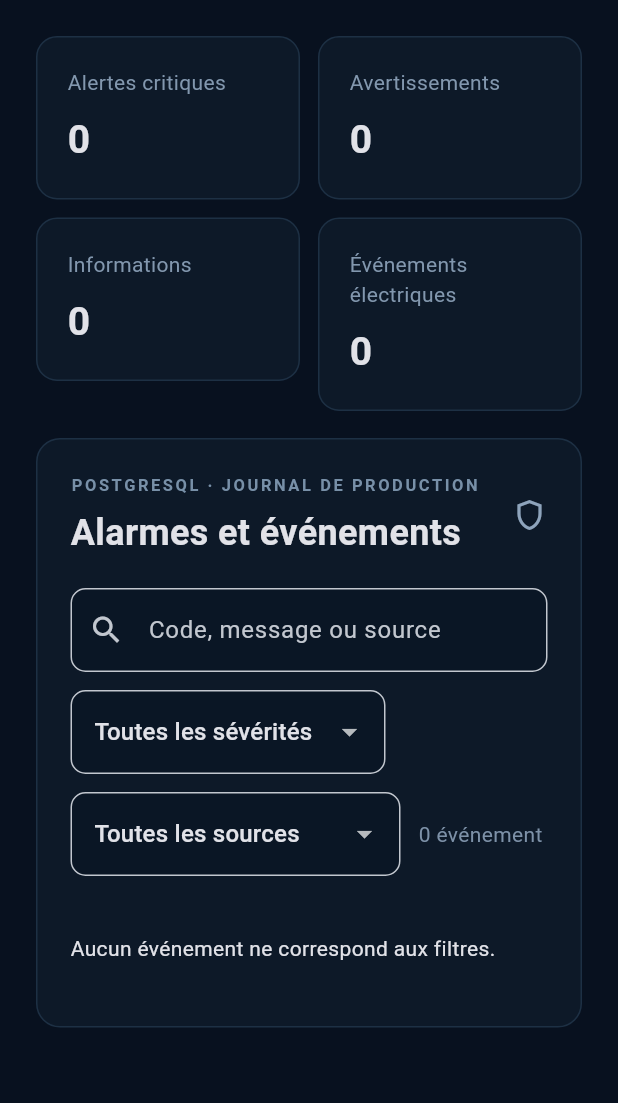
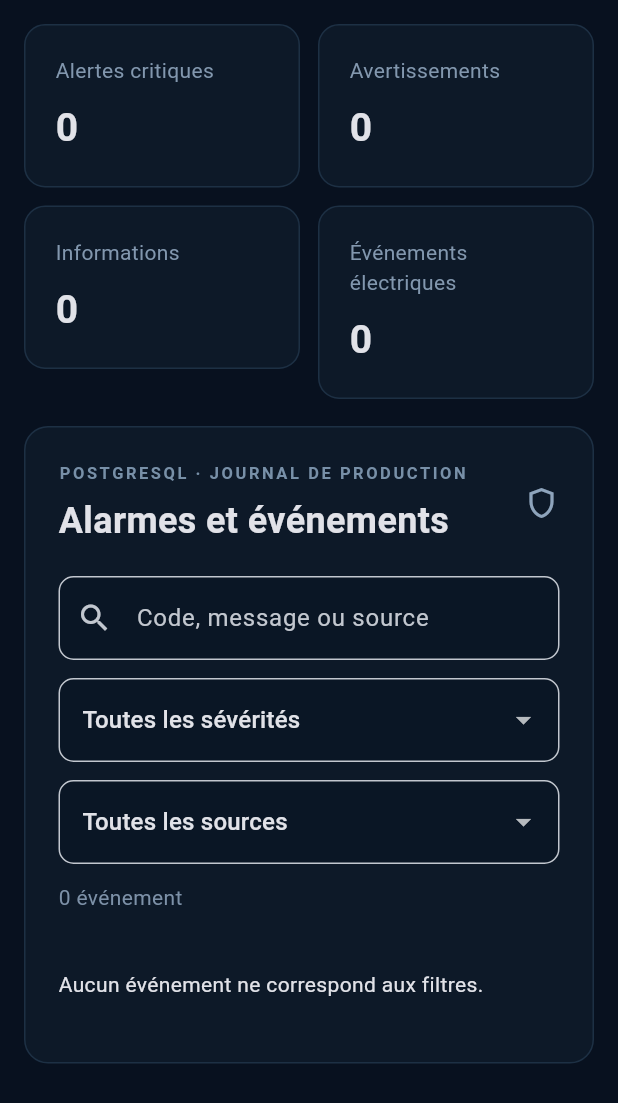
Before and after one commit to Scorpion160/borne-de-recharge-ve, a Flutter app: the AlertsPage widget shown alone on an empty page, opened directly, on a phone screen of 412 x 824 dp. Shown: the top 1103 px of the screen. Run offline on Flutter 3.47's test engine with Material 3 defaults, Android fonts, the light colour scheme and no system bars; network calls fail; Roboto replaces fonts that are missing (Arial).

Commit message:
flutter: corriger les debordements mobiles des alarmes

```diff
--- a/frontend/vescope_flutter/lib/ui/pages/alerts_page.dart
+++ b/frontend/vescope_flutter/lib/ui/pages/alerts_page.dart
@@ -66,9 +66,10 @@ class _AlertsPageState extends State<AlertsPage> {
     final warnings = _items.where((item) => item.severity == 'WARNING').length;
     final info = _items.where((item) => item.severity == 'INFO').length;
     final electrical = _items.where((item) => item.source == 'pzem_ac').length;
+    final compact = MediaQuery.sizeOf(context).width < 600;
 
     return ListView(
-      padding: const EdgeInsets.all(24),
+      padding: EdgeInsets.all(compact ? 16 : 24),
       children: [
         LayoutBuilder(
           builder: (context, constraints) {
@@ -107,21 +108,28 @@ class _AlertsPageState extends State<AlertsPage> {
                 ],
               ),
               const SizedBox(height: 20),
-              Wrap(
+              LayoutBuilder(
+                builder: (context, constraints) {
+                  final narrow = constraints.maxWidth < 680;
+                  final searchWidth = narrow ? constraints.maxWidth : 420.0;
+                  final severityWidth = narrow ? constraints.maxWidth : 210.0;
+                  final sourceWidth = narrow ? constraints.maxWidth : 220.0;
+                  return Wrap(
                     spacing: 12,
                     runSpacing: 12,
                     crossAxisAlignment: WrapCrossAlignment.center,
                     children: [
                       SizedBox(
-                    width: 420,
+                        width: searchWidth,
                         child: TextField(
                           controller: _search,
                           decoration: const InputDecoration(prefixIcon: Icon(Icons.search), hintText: 'Code, message ou source'),
                         ),
                       ),
                       SizedBox(
-                    width: 210,
+                        width: severityWidth,
                         child: DropdownButtonFormField<String>(
+                          isExpanded: true,
                           initialValue: _severity,
                           items: const [
                             DropdownMenuItem(value: 'ALL', child: Text('Toutes les sévérités')),
@@ -134,8 +142,9 @@ class _AlertsPageState extends State<AlertsPage> {
                         ),
                       ),
                       SizedBox(
-                    width: 220,
+                        width: sourceWidth,
                         child: DropdownButtonFormField<String>(
+                          isExpanded: true,
                           initialValue: _source,
                           items: const [
                             DropdownMenuItem(value: 'ALL', child: Text('Toutes les sources')),
@@ -147,6 +156,8 @@ class _AlertsPageState extends State<AlertsPage> {
                       ),
                       Text('${filtered.length} événement${filtered.length > 1 ? 's' : ''}', style: const TextStyle(color: Color(0xFF7D91A8))),
                     ],
+                  );
+                },
               ),
               const SizedBox(height: 18),
               if (_loading)
@@ -177,7 +188,7 @@ Widget _summary(BuildContext context, double width, String label, int value) =>
       child: Column(
         crossAxisAlignment: CrossAxisAlignment.start,
         children: [
-          Text(label, style: const TextStyle(color: Color(0xFF8297AE))),
+          Text(label, maxLines: 2, overflow: TextOverflow.ellipsis, style: const TextStyle(color: Color(0xFF8297AE))),
           const SizedBox(height: 10),
           Text('$value', style: const TextStyle(fontSize: 26, fontWeight: FontWeight.w700)),
         ],
@@ -190,31 +201,19 @@ Widget _eventCard(BuildContext context, StoredEvent item) {
     'WARNING' => const Color(0xFFF0B24D),
     _ => const Color(0xFF59AEFE),
   };
-  return Container(
-    margin: const EdgeInsets.only(bottom: 10),
-    padding: const EdgeInsets.all(16),
-    decoration: BoxDecoration(
-      border: Border.all(color: Theme.of(context).dividerColor),
-      borderRadius: BorderRadius.circular(12),
-    ),
-    child: Row(
-      crossAxisAlignment: CrossAxisAlignment.start,
-      children: [
-        Container(
+  final badge = Container(
     constraints: const BoxConstraints(minWidth: 92),
     padding: const EdgeInsets.symmetric(horizontal: 10, vertical: 7),
     decoration: BoxDecoration(color: color.withValues(alpha: .14), borderRadius: BorderRadius.circular(8)),
     alignment: Alignment.center,
     child: Text(item.severity, style: TextStyle(color: color, fontWeight: FontWeight.w700, fontSize: 11)),
-        ),
-        const SizedBox(width: 14),
-        Expanded(
-          child: Column(
+  );
+  final details = Column(
     crossAxisAlignment: CrossAxisAlignment.start,
     children: [
       Text(item.message, style: const TextStyle(fontWeight: FontWeight.w700)),
       const SizedBox(height: 4),
-              Text('${item.code} · ${_dateTime(item.timestamp)}', style: const TextStyle(color: Color(0xFF7890A8), fontSize: 12)),
+      Text('${item.code} · ${_dateTime(item.timestamp)}', softWrap: true, style: const TextStyle(color: Color(0xFF7890A8), fontSize: 12)),
       const SizedBox(height: 9),
       Wrap(
         spacing: 8,
@@ -226,9 +225,28 @@ Widget _eventCard(BuildContext context, StoredEvent item) {
         ],
       ),
     ],
+  );
+
+  return Container(
+    margin: const EdgeInsets.only(bottom: 10),
+    padding: const EdgeInsets.all(16),
+    decoration: BoxDecoration(
+      border: Border.all(color: Theme.of(context).dividerColor),
+      borderRadius: BorderRadius.circular(12),
     ),
-        ),
-      ],
+    child: LayoutBuilder(
+      builder: (context, constraints) {
+        if (constraints.maxWidth < 420) {
+          return Column(
+            crossAxisAlignment: CrossAxisAlignment.start,
+            children: [badge, const SizedBox(height: 12), details],
+          );
+        }
+        return Row(
+          crossAxisAlignment: CrossAxisAlignment.start,
+          children: [badge, const SizedBox(width: 14), Expanded(child: details)],
+        );
+      },
     ),
   );
 }
```
Lines whose indentation alone changed are shown as unchanged.
